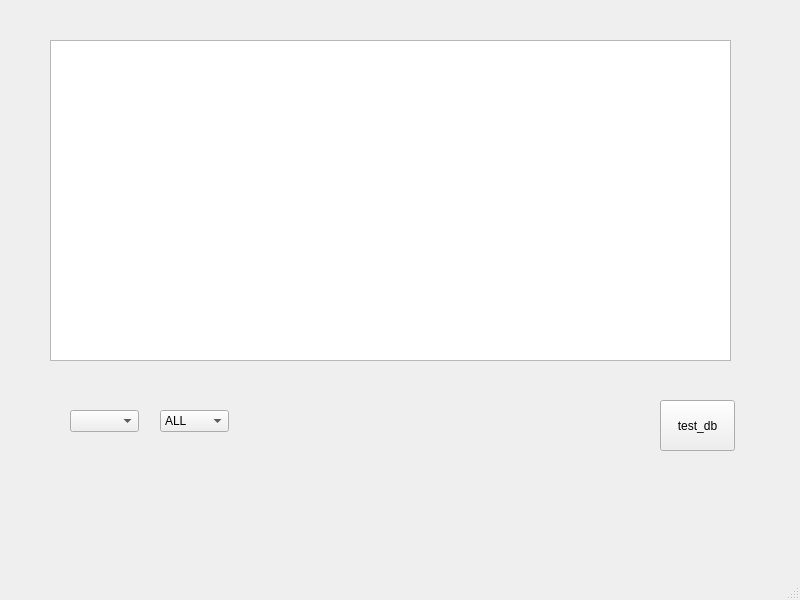
Qt form untitled1/server.ui (jungyeonwoo265/qt-creator-TCP) before a commit.
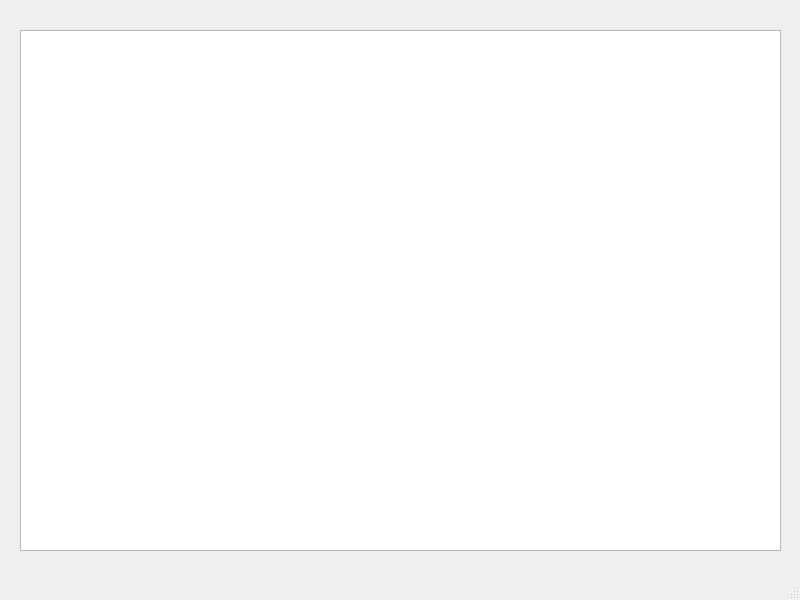
The same form after that commit.

The edit to the form file:
```diff
--- a/untitled1/server.ui
+++ b/untitled1/server.ui
@@ -14,54 +14,16 @@
    <string>MainWindow</string>
   </property>
   <widget class="QWidget" name="centralwidget">
-   <widget class="QComboBox" name="comboBox">
-    <property name="geometry">
-     <rect>
-      <x>70</x>
-      <y>410</y>
-      <width>69</width>
-      <height>22</height>
-     </rect>
-    </property>
-   </widget>
-   <widget class="QComboBox" name="comboBox_2">
-    <property name="geometry">
-     <rect>
-      <x>160</x>
-      <y>410</y>
-      <width>69</width>
-      <height>22</height>
-     </rect>
-    </property>
-    <item>
-     <property name="text">
-      <string>ALL</string>
-     </property>
-    </item>
-   </widget>
    <widget class="QTextEdit" name="textEdit">
     <property name="geometry">
      <rect>
-      <x>50</x>
-      <y>40</y>
-      <width>681</width>
-      <height>321</height>
+      <x>20</x>
+      <y>30</y>
+      <width>761</width>
+      <height>521</height>
      </rect>
     </property>
    </widget>
-   <widget class="QPushButton" name="pushButton_2">
-    <property name="geometry">
-     <rect>
-      <x>660</x>
-      <y>400</y>
-      <width>75</width>
-      <height>51</height>
-     </rect>
-    </property>
-    <property name="text">
-     <string>test_db</string>
-    </property>
-   </widget>
   </widget>
   <widget class="QMenuBar" name="menubar">
    <property name="geometry">
```
